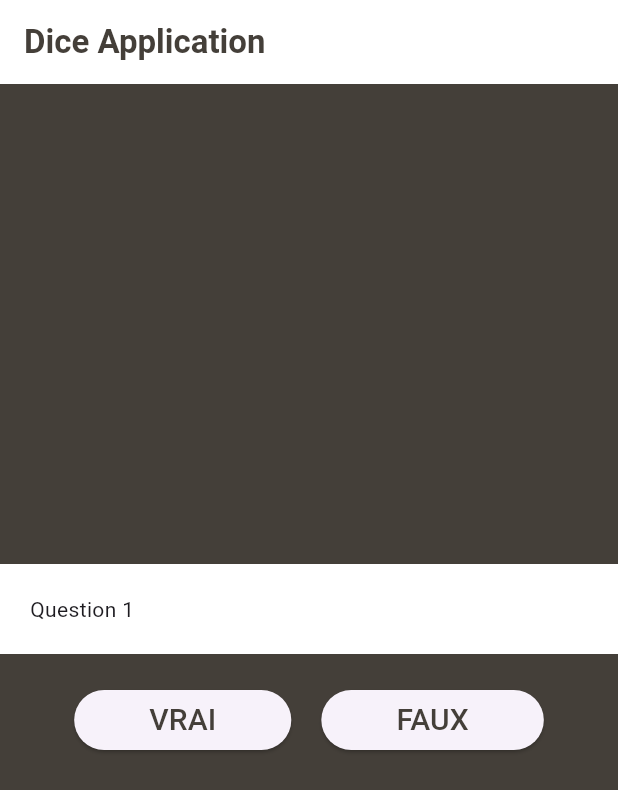
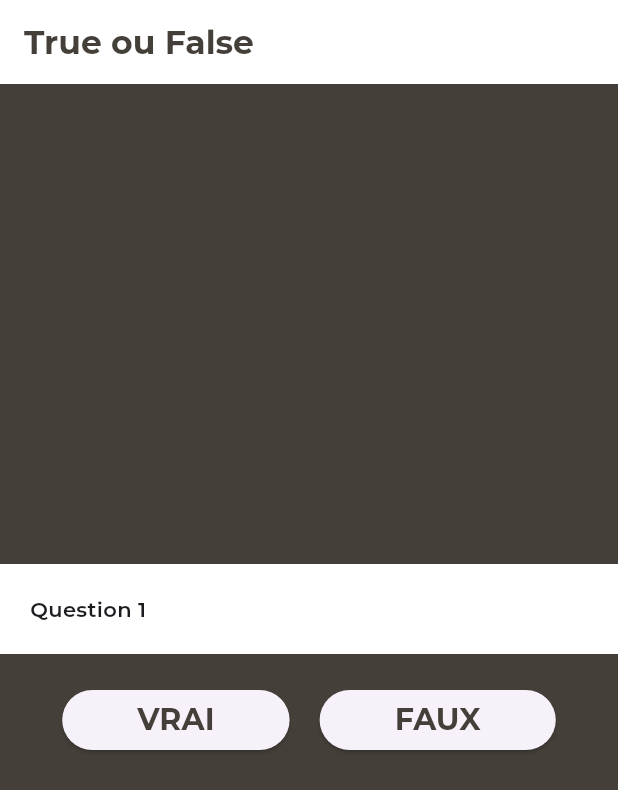
Before and after one commit to SidiNiang/true_ou_false_app, a Flutter app: the screen it shows after launch, after a tap on "VRAI", on a phone screen of 412 x 824 dp. Shown: the top 790 px of the screen. Run offline on Flutter 3.47's test engine with Material 3 defaults, Android fonts, the phone set to English and light mode, and no system bars; project files that could hold a hidden picture were left out.

Commit message:
Modification & Ajout Police

```diff
--- a/lib/main.dart
+++ b/lib/main.dart
@@ -13,9 +13,10 @@ class MyApp extends StatelessWidget {
   // This widget is the root of your application.
   @override
   Widget build(BuildContext context) {
-    return const MaterialApp(
+    return MaterialApp(
       debugShowCheckedModeBanner: false, // Désactiver la bannière de débogage
-      home: MyHomePage(title: 'Dice Application'),
+      home: const MyHomePage(title: 'True ou False'),
+      theme: ThemeData(fontFamily: "Montserrat"),
     );
   }
 }
@@ -34,13 +35,6 @@ class _MyHomePageState extends State<MyHomePage> {
   int rightDiceButton = 6;
 
   var random = math.Random();
-
-  void lancerDes() {
-    setState(() {
-      leftDiceButton = random.nextInt(6) + 1;
-      rightDiceButton = random.nextInt(6) + 1;
-    });
-  }
 
   @override
   Widget build(BuildContext context) {
@@ -66,7 +60,8 @@ class _MyHomePageState extends State<MyHomePage> {
                       child: Container(
                         color: Colors.white,
                         padding: const EdgeInsets.all(20),
-                        child: const Text("Question 1"),
+                        child: const Text("Question 1",
+                            style: TextStyle(fontWeight: FontWeight.w600)),
                       ),
                     ),
                   ],
@@ -81,13 +76,14 @@ class _MyHomePageState extends State<MyHomePage> {
                               50), // Ajoute un padding de 16 pixels sur les côtés
                     ),
                     onPressed: () {
-                      log("Right button pressed");
-                      lancerDes();
+                      log("Left button pressed");
                       log("$rightDiceButton");
                     },
                     child: const Text("VRAI",
-                        style:
-                            TextStyle(color: Color(0xFF443f39), fontSize: 20)),
+                        style: TextStyle(
+                            color: Color(0xFF443f39),
+                            fontSize: 20,
+                            fontWeight: FontWeight.bold)),
                   ),
                   const SizedBox(width: 20),
                   ElevatedButton(
@@ -98,12 +94,13 @@ class _MyHomePageState extends State<MyHomePage> {
                     ),
                     onPressed: () {
                       log("Right button pressed");
-                      lancerDes();
                       log("$rightDiceButton");
                     },
                     child: const Text("FAUX",
-                        style:
-                            TextStyle(color: Color(0xFF443f39), fontSize: 20)),
+                        style: TextStyle(
+                            color: Color(0xFF443f39),
+                            fontSize: 20,
+                            fontWeight: FontWeight.bold)),
                   ),
                 ]),
               ],
```
Also changed, not shown: pubspec.yaml (+7 -6 lines), fonts/Montserrat-Bold.ttf (added), fonts/Montserrat-ExtraBold.ttf (added), fonts/Montserrat-Medium.ttf (added), fonts/Montserrat-Regular.ttf (added), fonts/Montserrat-SemiBold.ttf (added).
